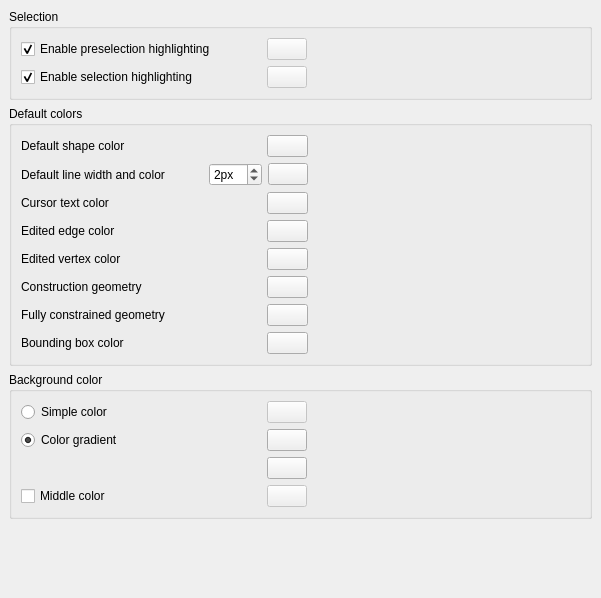
Qt form src/Gui/DlgSettingsViewColor.ui (berndhahnebach/All_FreeCAD) before a commit.
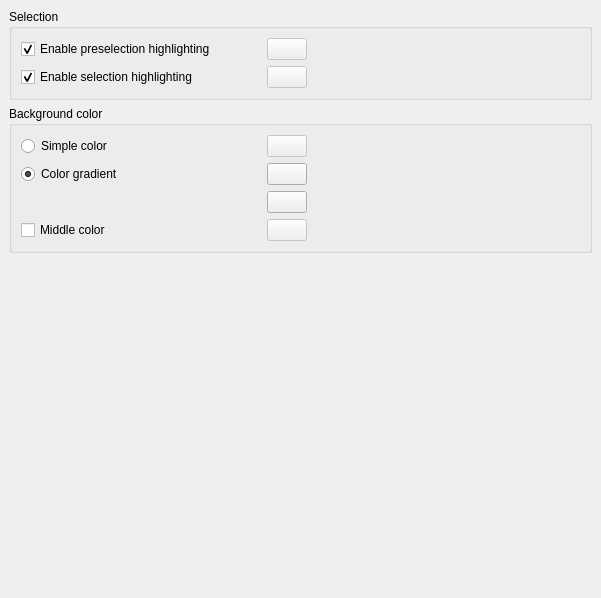
The same form after that commit. Custom widgets are drawn as their Qt base class.

Commit message: 0000923: Split shape color setting from current preference page into a separate page

```diff
--- a/src/Gui/DlgSettingsViewColor.ui
+++ b/src/Gui/DlgSettingsViewColor.ui
@@ -148,7 +148,7 @@
      </layout>
     </widget>
    </item>
-   <item row="2" column="0">
+   <item row="1" column="0">
     <widget class="QGroupBox" name="groupBoxColor">
      <property name="title">
       <string>Background color</string>
@@ -342,7 +342,7 @@
      </layout>
     </widget>
    </item>
-   <item row="3" column="0">
+   <item row="2" column="0">
     <spacer name="spacer_3">
      <property name="orientation">
       <enum>Qt::Vertical</enum>
@@ -355,296 +355,6 @@
      </property>
     </spacer>
    </item>
-   <item row="1" column="0">
-    <widget class="QGroupBox" name="groupBoxDefaultColors">
-     <property name="title">
-      <string>Default colors</string>
-     </property>
-     <layout class="QGridLayout" name="colgridLayout">
-      <item row="2" column="1">
-       <spacer name="horizontalSpacer">
-        <property name="orientation">
-         <enum>Qt::Horizontal</enum>
-        </property>
-        <property name="sizeHint" stdset="0">
-         <size>
-          <width>40</width>
-          <height>20</height>
-         </size>
-        </property>
-       </spacer>
-      </item>
-      <item row="2" column="0">
-       <layout class="QGridLayout" name="_2">
-        <property name="margin">
-         <number>0</number>
-        </property>
-        <property name="spacing">
-         <number>6</number>
-        </property>
-        <item row="1" column="0">
-         <widget class="QLabel" name="label">
-          <property name="minimumSize">
-           <size>
-            <width>240</width>
-            <height>0</height>
-           </size>
-          </property>
-          <property name="text">
-           <string>Edited edge color</string>
-          </property>
-         </widget>
-        </item>
-        <item row="2" column="0">
-         <widget class="QLabel" name="label_2">
-          <property name="text">
-           <string>Edited vertex color</string>
-          </property>
-         </widget>
-        </item>
-        <item row="3" column="0">
-         <widget class="QLabel" name="label_3">
-          <property name="text">
-           <string>Construction geometry</string>
-          </property>
-         </widget>
-        </item>
-        <item row="4" column="0">
-         <widget class="QLabel" name="label_4">
-          <property name="text">
-           <string>Fully constrained geometry</string>
-          </property>
-         </widget>
-        </item>
-        <item row="3" column="1">
-         <widget class="Gui::PrefColorButton" name="ConstructionColor">
-          <property name="toolTip">
-           <string>The color of construction geometry in edit mode</string>
-          </property>
-          <property name="color">
-           <color>
-            <red>0</red>
-            <green>0</green>
-            <blue>220</blue>
-           </color>
-          </property>
-          <property name="prefEntry" stdset="0">
-           <cstring>ConstructionColor</cstring>
-          </property>
-          <property name="prefPath" stdset="0">
-           <cstring>View</cstring>
-          </property>
-         </widget>
-        </item>
-        <item row="4" column="1">
-         <widget class="Gui::PrefColorButton" name="FullyConstrainedColor">
-          <property name="toolTip">
-           <string>The color of fully constrained geometry in edit mode</string>
-          </property>
-          <property name="color">
-           <color>
-            <red>0</red>
-            <green>255</green>
-            <blue>0</blue>
-           </color>
-          </property>
-          <property name="prefEntry" stdset="0">
-           <cstring>FullyConstrainedColor</cstring>
-          </property>
-          <property name="prefPath" stdset="0">
-           <cstring>View</cstring>
-          </property>
-         </widget>
-        </item>
-        <item row="2" column="1">
-         <widget class="Gui::PrefColorButton" name="EditedVertexColor">
-          <property name="toolTip">
-           <string>The color of vertices being edited</string>
-          </property>
-          <property name="color">
-           <color>
-            <red>255</red>
-            <green>38</green>
-            <blue>0</blue>
-           </color>
-          </property>
-          <property name="prefEntry" stdset="0">
-           <cstring>EditedVertexColor</cstring>
-          </property>
-          <property name="prefPath" stdset="0">
-           <cstring>View</cstring>
-          </property>
-         </widget>
-        </item>
-        <item row="1" column="1">
-         <widget class="Gui::PrefColorButton" name="EditedEdgeColor">
-          <property name="toolTip">
-           <string>The color of edges being edited</string>
-          </property>
-          <property name="color">
-           <color>
-            <red>255</red>
-            <green>255</green>
-            <blue>255</blue>
-           </color>
-          </property>
-          <property name="prefEntry" stdset="0">
-           <cstring>EditedEdgeColor</cstring>
-          </property>
-          <property name="prefPath" stdset="0">
-           <cstring>View</cstring>
-          </property>
-         </widget>
-        </item>
-        <item row="0" column="0">
-         <widget class="QLabel" name="label_5">
-          <property name="text">
-           <string>Cursor text color</string>
-          </property>
-         </widget>
-        </item>
-        <item row="0" column="1">
-         <widget class="Gui::PrefColorButton" name="CursorTextColor">
-          <property name="color">
-           <color>
-            <red>0</red>
-            <green>0</green>
-            <blue>255</blue>
-           </color>
-          </property>
-          <property name="prefEntry" stdset="0">
-           <cstring>CursorTextColor</cstring>
-          </property>
-          <property name="prefPath" stdset="0">
-           <cstring>View</cstring>
-          </property>
-         </widget>
-        </item>
-        <item row="5" column="0">
-         <widget class="QLabel" name="label_8">
-          <property name="text">
-           <string>Bounding box color</string>
-          </property>
-         </widget>
-        </item>
-        <item row="5" column="1">
-         <widget class="Gui::PrefColorButton" name="BoundingBoxColor">
-          <property name="toolTip">
-           <string>The color of bounding boxes in the 3D view</string>
-          </property>
-          <property name="color">
-           <color>
-            <red>255</red>
-            <green>255</green>
-            <blue>255</blue>
-           </color>
-          </property>
-          <property name="prefEntry" stdset="0">
-           <cstring>BoundingBoxColor</cstring>
-          </property>
-          <property name="prefPath" stdset="0">
-           <cstring>View</cstring>
-          </property>
-         </widget>
-        </item>
-       </layout>
-      </item>
-      <item row="0" column="0">
-       <layout class="QGridLayout" name="_1">
-        <item row="0" column="0">
-         <widget class="QLabel" name="label_6">
-          <property name="minimumSize">
-           <size>
-            <width>240</width>
-            <height>0</height>
-           </size>
-          </property>
-          <property name="text">
-           <string>Default shape color</string>
-          </property>
-         </widget>
-        </item>
-        <item row="0" column="1">
-         <widget class="Gui::PrefColorButton" name="DefaultShapeColor">
-          <property name="toolTip">
-           <string>The default color for new shapes</string>
-          </property>
-          <property name="color">
-           <color>
-            <red>204</red>
-            <green>204</green>
-            <blue>204</blue>
-           </color>
-          </property>
-          <property name="prefEntry" stdset="0">
-           <cstring>DefaultShapeColor</cstring>
-          </property>
-          <property name="prefPath" stdset="0">
-           <cstring>View</cstring>
-          </property>
-         </widget>
-        </item>
-       </layout>
-      </item>
-      <item row="1" column="0">
-       <layout class="QGridLayout" name="_5">
-        <item row="0" column="0">
-         <widget class="QLabel" name="label_7">
-          <property name="minimumSize">
-           <size>
-            <width>182</width>
-            <height>0</height>
-           </size>
-          </property>
-          <property name="text">
-           <string>Default line width and color</string>
-          </property>
-         </widget>
-        </item>
-        <item row="0" column="2">
-         <widget class="Gui::PrefColorButton" name="DefaultShapeLineColor">
-          <property name="toolTip">
-           <string>The default line color for new shapes</string>
-          </property>
-          <property name="color">
-           <color>
-            <red>25</red>
-            <green>25</green>
-            <blue>25</blue>
-           </color>
-          </property>
-          <property name="prefEntry" stdset="0">
-           <cstring>DefaultShapeLineColor</cstring>
-          </property>
-          <property name="prefPath" stdset="0">
-           <cstring>View</cstring>
-          </property>
-         </widget>
-        </item>
-        <item row="0" column="1">
-         <widget class="Gui::PrefSpinBox" name="DefaultShapeLineWidth">
-          <property name="toolTip">
-           <string>The default line thickness for new shapes</string>
-          </property>
-          <property name="suffix">
-           <string>px</string>
-          </property>
-          <property name="value">
-           <number>2</number>
-          </property>
-          <property name="prefEntry" stdset="0">
-           <cstring>DefaultShapeLineWidth</cstring>
-          </property>
-          <property name="prefPath" stdset="0">
-           <cstring>View</cstring>
-          </property>
-         </widget>
-        </item>
-       </layout>
-      </item>
-     </layout>
-    </widget>
-   </item>
   </layout>
  </widget>
  <customwidgets>
@@ -653,11 +363,6 @@
    <extends>QPushButton</extends>
    <header>Gui/Widgets.h</header>
   </customwidget>
-  <customwidget>
-   <class>Gui::PrefSpinBox</class>
-   <extends>QSpinBox</extends>
-   <header>Gui/PrefWidgets.h</header>
-  </customwidget>
   <customwidget>
    <class>Gui::PrefColorButton</class>
    <extends>Gui::ColorButton</extends>
```
Left out of the diff: 9 changed lines with no effect on the pictures. The commit also changes 6 other files.
